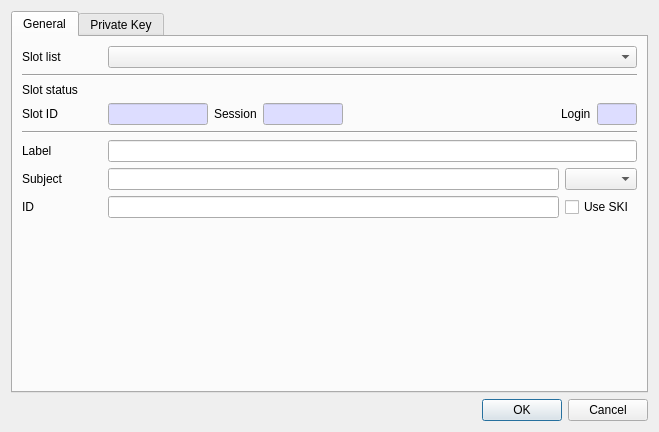
Old version of the form CryptokiMan/create_ec_pri_key_dlg.ui in the repository jykim74/CryptokiMan.
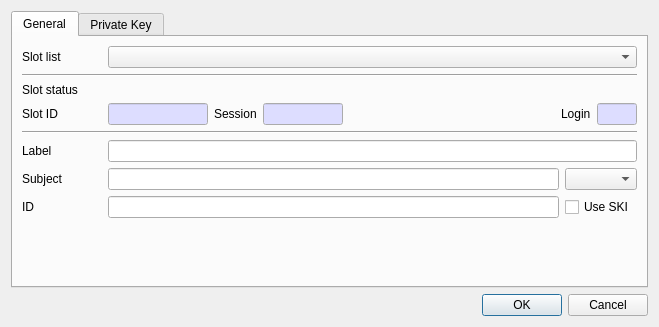
New version of the form.

The edit to the form file:
```diff
--- a/CryptokiMan/create_ec_pri_key_dlg.ui
+++ b/CryptokiMan/create_ec_pri_key_dlg.ui
@@ -7,7 +7,7 @@
     <x>0</x>
     <y>0</y>
     <width>659</width>
-    <height>432</height>
+    <height>318</height>
    </rect>
   </property>
   <property name="windowTitle">
```
